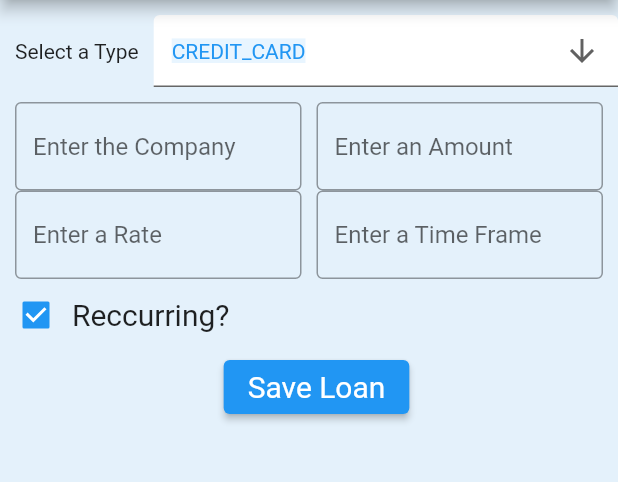
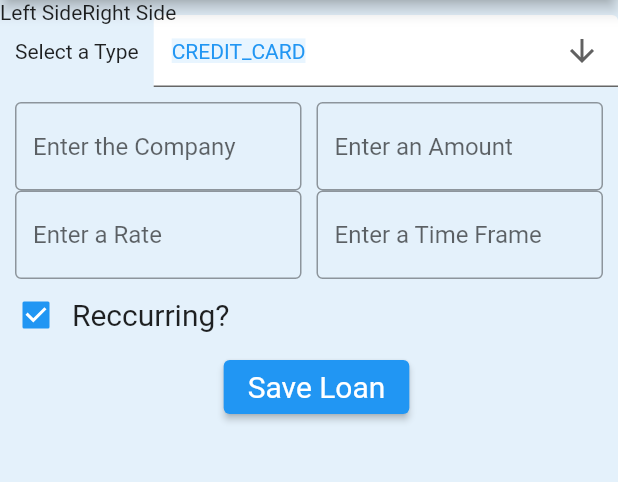
Before and after one commit to Correu/bill_manager, a Flutter app: the screen it shows after launch, on a phone screen of 412 x 824 dp, the part 84-566 px from its top. Run offline on Flutter 3.47's test engine with Material 2 defaults, Android fonts, the phone set to English and light mode, and no system bars; our stand-ins replace device_info_plus, firebase_auth, shared_preferences, sleek_circular_slider, table_calendar; accounts and stored records are empty.

Commit message:
new interface changes

```diff
--- a/lib/main.dart
+++ b/lib/main.dart
@@ -1,5 +1,6 @@
 import 'package:bill_manager/views/Pages/AccountManagement/account_creation_page.dart';
 import 'package:bill_manager/views/Pages/AccountManagement/sign_in_page.dart';
+import 'package:bill_manager/views/Widgets/nav_buttons.dart';
 import 'package:bill_manager/views/bill_entry.dart';
 import 'package:bill_manager/views/calendar.dart';
 import 'package:bill_manager/views/payment_list.dart';
@@ -40,7 +41,6 @@ class NavMenu extends StatefulWidget {
 }
 
 class _NavMenuState extends State<NavMenu> {
-
   @override
   Widget build(BuildContext context) {
     return Scaffold(
@@ -95,11 +95,15 @@ class _NavMenuState extends State<NavMenu> {
           ),
         ),
       ),
-      body: PageView(
-        children: const <Widget>[
-          BillEntry(),
-          Calendar(),
-          PaymentList(),
+      body: Stack(
+        children: [
+          PageView(
+            children: const <Widget>[
+              BillEntry(),
+              Calendar(),
+              PaymentList(),
+            ],
+          ),const NavButtons(),
         ],
       ),
     );
--- /dev/null
+++ b/lib/views/Widgets/nav_buttons.dart
@@ -0,0 +1,19 @@
+import 'package:flutter/material.dart';
+
+class NavButtons extends StatelessWidget {
+  const NavButtons({Key? key}) : super(key: key);
+
+  @override
+  Widget build(BuildContext context) {
+    return Row(
+      children: const <Widget>[
+        Text(
+          "Left Side",
+        ),
+        Text(
+          "Right Side",
+        )
+      ],
+    );
+  }
+}
```
